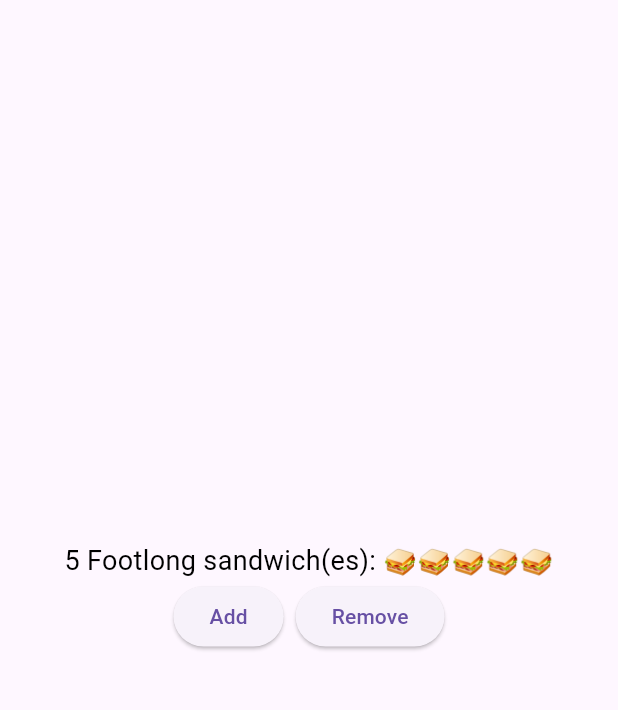
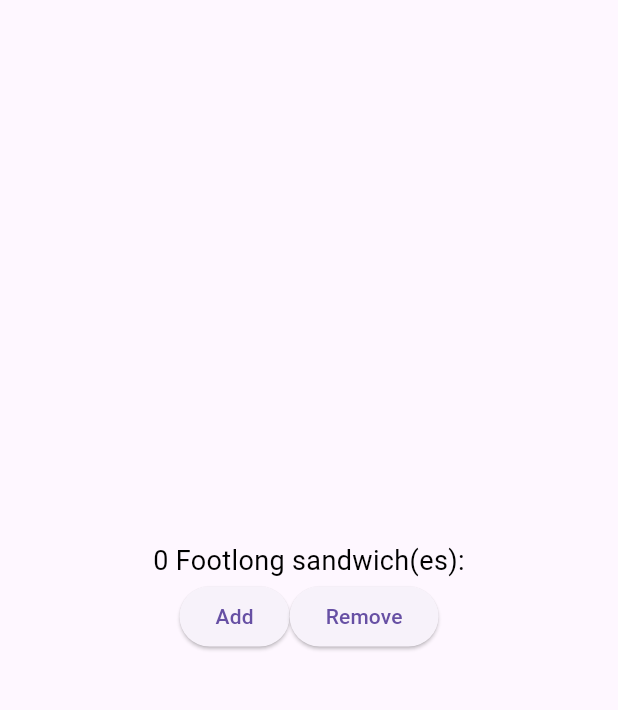
Before and after one commit to Axzythium-UOP/sandwich_shop, a Flutter app: the screen it shows after launch, on a phone screen of 412 x 824 dp, the part 63-773 px from its top. Run offline on Flutter 3.47's test engine with Material 3 defaults, Android fonts, the phone set to English and light mode, and no system bars.

Commit message:
Use OrderScreen in App.

```diff
--- a/lib/main.dart
+++ b/lib/main.dart
@@ -9,33 +9,9 @@ class App extends StatelessWidget {
 
   @override
   Widget build(BuildContext context) {
-    return MaterialApp(
+    return const MaterialApp(
       title: 'Sandwich Shop App',
-      home: Scaffold(
-        appBar: AppBar(title: const Text('Sandwich Counter')),
-        body: Center(
-          child: Column(
-            mainAxisAlignment: MainAxisAlignment.center,
-            children: [
-              const OrderItemDisplay(5, 'Footlong'),
-              Row(
-                mainAxisAlignment: MainAxisAlignment.center,
-                children: [
-                  ElevatedButton(
-                    onPressed: () => print('Add button pressed!'),
-                    child: const Text('Add'),
-                  ),
-                  const SizedBox(width: 8),
-                  ElevatedButton(
-                    onPressed: () => print('Remove button pressed!'),
-                    child: const Text('Remove'),
-                  ),
-                ],
-              ),
-            ],
-          ),
-        ),
-      ),
+      home: OrderScreen(maxQuantity: 5),
     );
   }
 }
```
